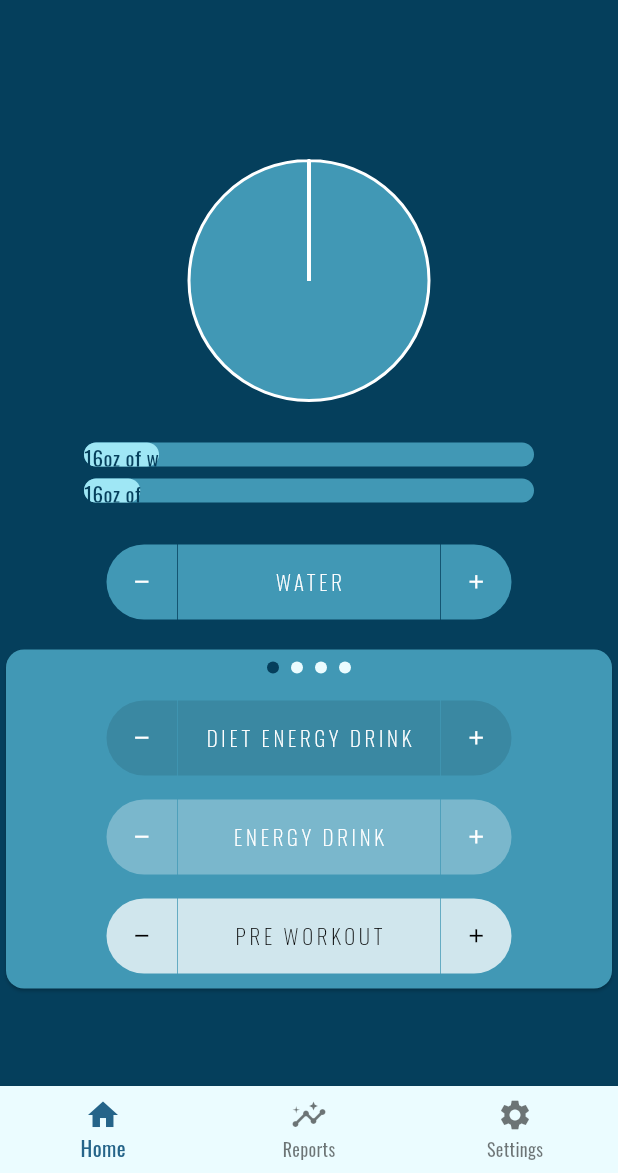
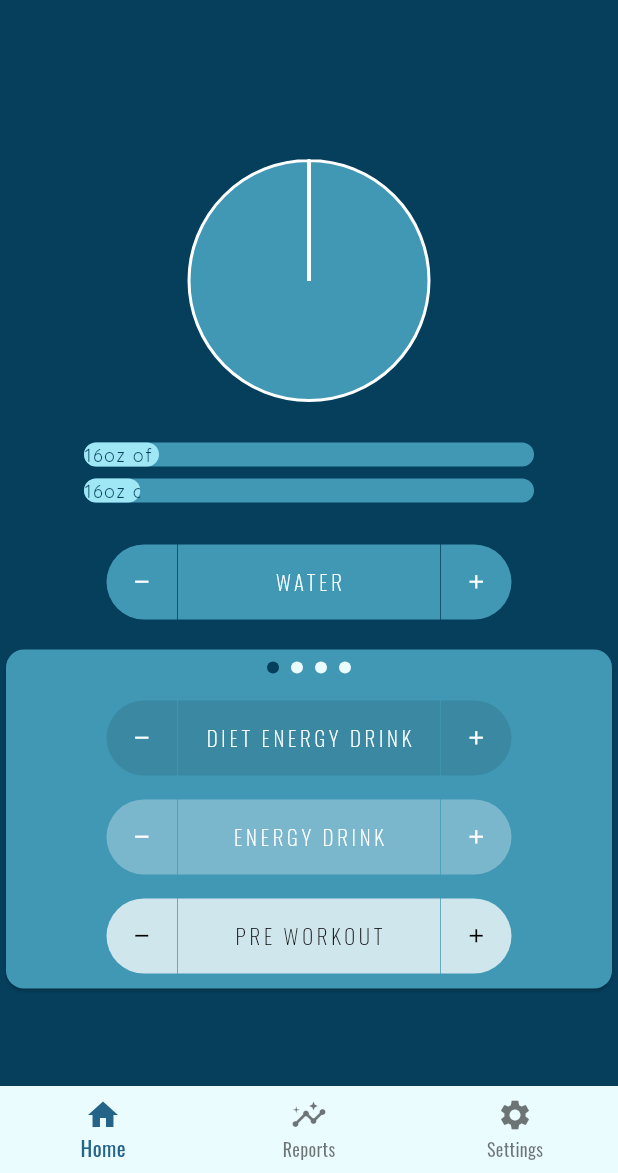
Before and after one commit to swsvindland/water_track, a Flutter app: the HomePageMobile screen opened directly, after a tap on "WATER", after a tap on the "add" icon, on a phone screen of 412 x 824 dp, the part 63-1236 px from its top. Run offline on Flutter 3.47's test engine with Material 2 defaults, Android fonts, the phone set to English and light mode, and no system bars; drawn by our look-alikes of carousel_slider, flutter_animation_progress_bar; our stand-ins replace charts_flutter, cloud_firestore, firebase_auth, firebase_core, firebase_messaging, google_fonts and 3 more; missing offline and left inert: firebase_app_check, os_detect; accounts and stored records are empty; generated files the repository leaves out were written again; network calls fail.

Commit message:
update progress bar fonts

```diff
--- a/lib/widgets/graph.dart
+++ b/lib/widgets/graph.dart
@@ -1,5 +1,6 @@
 import 'package:flutter/material.dart';
 import 'package:flutter_animation_progress_bar/flutter_animation_progress_bar.dart';
+import 'package:google_fonts/google_fonts.dart';
 import 'package:provider/provider.dart';
 import 'package:charts_flutter/flutter.dart' as charts;
 import 'package:water_track/models/models.dart';
@@ -86,7 +87,7 @@ class Graph extends StatelessWidget {
               displayText: preferences.unit == 'imperial'
                   ? AppLocalizations.of(context)!.reportOfWaterOz
                   : AppLocalizations.of(context)!.reportOfWaterMl,
-              displayTextStyle: const TextStyle(color: background),
+              displayTextStyle: GoogleFonts.quicksand(color: background, fontSize: 12, letterSpacing: 1),
               backgroundColor: primary,
               progressColor: primaryLight,
             ),
@@ -112,7 +113,7 @@ class Graph extends StatelessWidget {
               displayText: preferences.unit == 'imperial'
                   ? AppLocalizations.of(context)!.reportOfDrinkOz
                   : AppLocalizations.of(context)!.reportOfDrinkMl,
-              displayTextStyle: const TextStyle(color: background),
+              displayTextStyle: GoogleFonts.quicksand(color: background, fontSize: 12, letterSpacing: 1),
               backgroundColor: primary,
               progressColor: primaryLight,
             ),
```
Also changed, not shown: lib/widgets/report_card.dart (+4 -7 lines).
